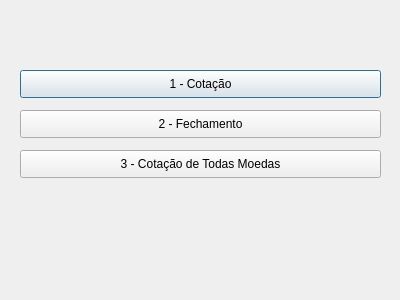
First picture: the form in opcoes.ui, repository luqquitas/trabalho-api, before the edit.
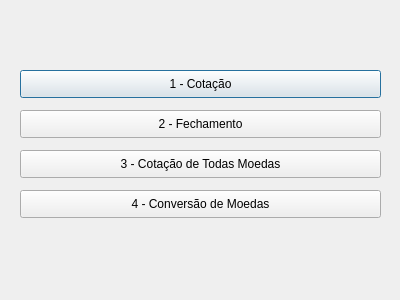
Second picture: the form after the edit. Icons and pictures are not drawn.

What changed in the file:
```diff
--- a/opcoes.ui
+++ b/opcoes.ui
@@ -56,6 +56,19 @@
     <string>3 - Cotação de Todas Moedas</string>
    </property>
   </widget>
+  <widget class="QPushButton" name="conversaoButton">
+   <property name="geometry">
+    <rect>
+     <x>20</x>
+     <y>190</y>
+     <width>361</width>
+     <height>28</height>
+    </rect>
+   </property>
+   <property name="text">
+    <string>4 - Conversão de Moedas</string>
+   </property>
+  </widget>
  </widget>
  <resources/>
  <connections/>
```
Left out of the diff: 2 changed lines with no effect on the pictures.
